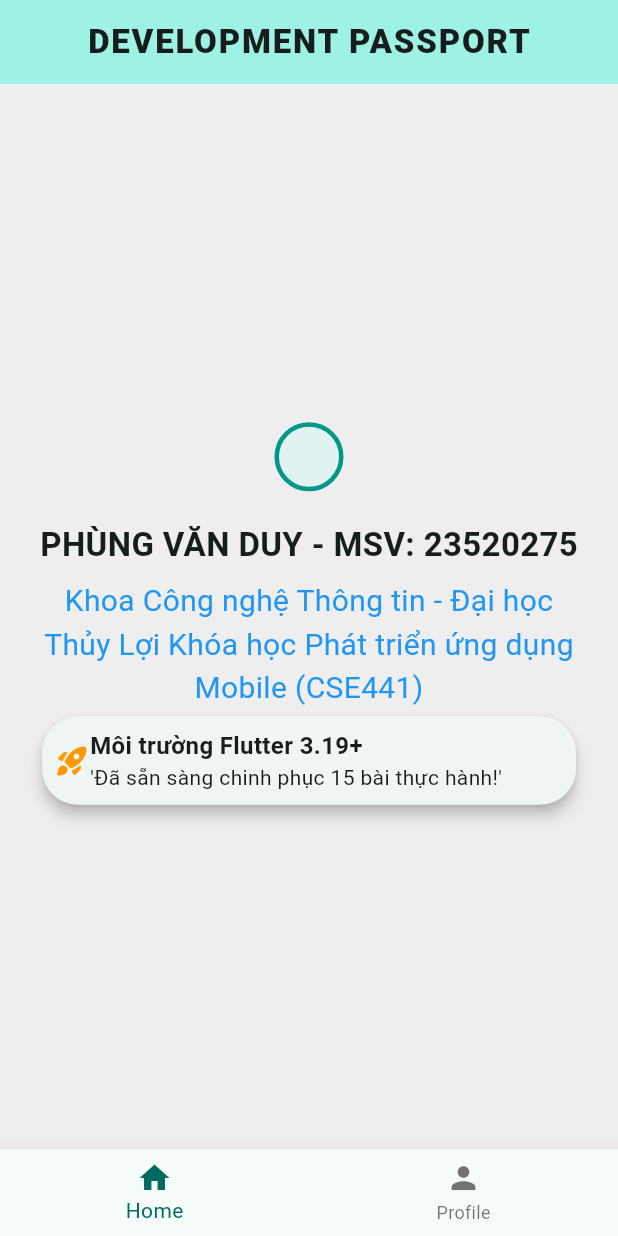
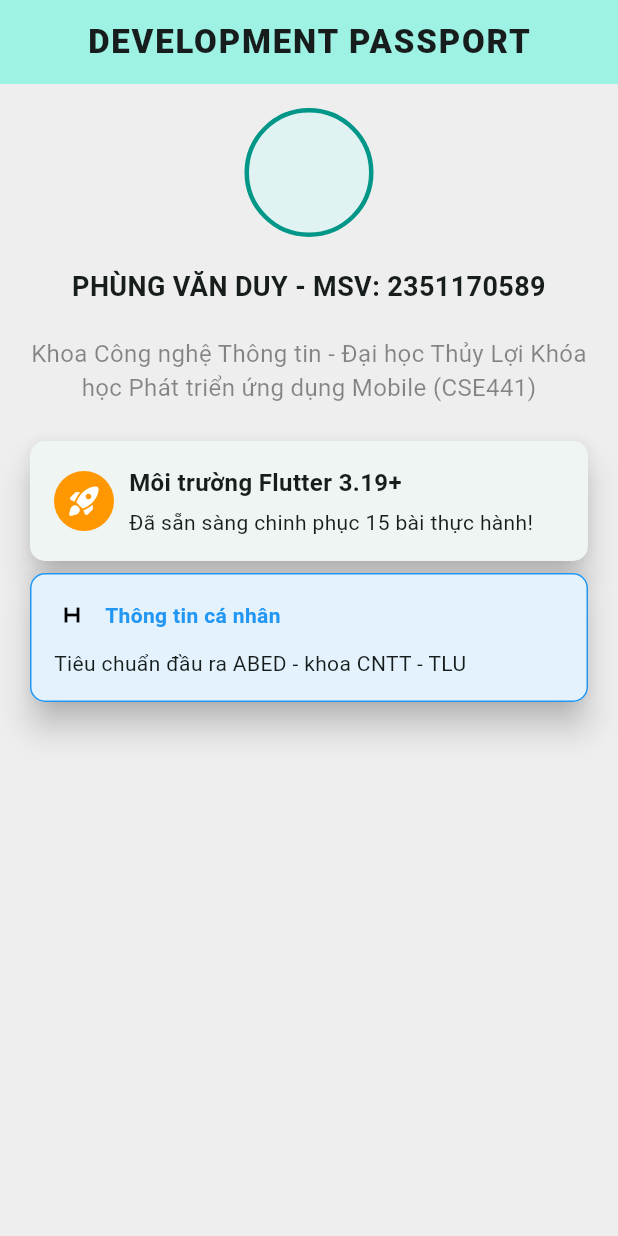
Before and after one commit to pvduy23052005/flutter-lab, a Flutter app: the screen it shows after launch, on a phone screen of 412 x 824 dp. Run offline on Flutter 3.47's test engine with Material 3 defaults, Android fonts, the light colour scheme and no system bars.

Commit message:
feat: add card for  body and style color text

```diff
--- a/flutter-lab-1/lib/main.dart
+++ b/flutter-lab-1/lib/main.dart
@@ -37,14 +37,13 @@ class WebcomeApp extends StatelessWidget {
         centerTitle: true,
       ),
       body: SafeArea(
-        child: Center(
         child: Padding(
-            padding: const EdgeInsets.all(24),
+          padding: const EdgeInsets.all(16),
           child: Column(
-              mainAxisAlignment: MainAxisAlignment.center,
+            mainAxisAlignment: MainAxisAlignment.start,
             children: [
               Container(
-                  padding: const EdgeInsets.all(20),
+                padding: const EdgeInsets.all(40),
                 decoration: BoxDecoration(
                   color: Colors.teal.shade50,
                   shape: BoxShape.circle,
@@ -52,29 +51,48 @@ class WebcomeApp extends StatelessWidget {
                 ),
               ),
               const SizedBox(height: 20),
-                const Text(
-                  'PHÙNG VĂN DUY - MSV: 23520275',
-                  style: TextStyle(fontSize: 22, fontWeight: FontWeight.bold),
+              Text(
+                'PHÙNG VĂN DUY - MSV: 2351170589',
+                textAlign: TextAlign.center,
+                maxLines: 1,
+                style: TextStyle(
+                  fontSize: 18,
+                  fontWeight: FontWeight.bold,
+                  textBaseline: TextBaseline.alphabetic,
                 ),
-                const SizedBox(height: 8),
-                const Text(
+              ),
+              const SizedBox(height: 20),
+              Text(
                 'Khoa Công nghệ Thông tin - Đại học Thủy Lợi Khóa học Phát triển ứng dụng Mobile (CSE441)',
                 textAlign: TextAlign.center,
-                  style: TextStyle(fontSize: 20, color: Colors.blue),
+                style: TextStyle(
+                  fontSize: 16,
+                  color: Colors.black45,
+                  textBaseline: TextBaseline.alphabetic,
                 ),
+              ),
+              const SizedBox(height: 20),
               Card(
-                  elevation: 4,
+                elevation: 9,
                 shape: RoundedRectangleBorder(
-                    borderRadius: BorderRadius.circular(24.0),
+                  borderRadius: BorderRadius.circular(10.0),
                 ),
                 child: Padding(
-                    padding: const EdgeInsets.all(8),
+                  padding: const EdgeInsets.all(16),
                   child: Row(
                     children: [
-                        const Icon(
+                      Container(
+                        padding: const EdgeInsets.all(8),
+                        decoration: BoxDecoration(
+                          color: Colors.orange,
+                          shape: BoxShape.circle,
+                        ),
+                        child: const Icon(
                           Icons.rocket_launch_rounded,
-                          color: Colors.orange,
+                          color: Colors.white,
                         ),
+                      ),
+                      const SizedBox(width: 10),
                       Expanded(
                         child: Column(
                           crossAxisAlignment: CrossAxisAlignment.start,
@@ -86,12 +104,46 @@ class WebcomeApp extends StatelessWidget {
                                 fontSize: 16,
                               ),
                             ),
-                              const SizedBox(width: 4),
-                              Text(
-                                "'Đã sẵn sàng chinh phục 15 bài thực hành!'",
+                            const SizedBox(height: 5),
+                            Text("Đã sẵn sàng chinh phục 15 bài thực hành!"),
+                          ],
+                        ),
                       ),
                     ],
                   ),
+                ),
+              ),
+              Card(
+                color: Colors.blue[50],
+                elevation: 9,
+                shape: RoundedRectangleBorder(
+                  borderRadius: BorderRadius.circular(10.0),
+
+                  side: BorderSide(color: Colors.blue, width: 1),
+                ),
+                child: Padding(
+                  padding: EdgeInsets.all(16),
+                  child: Column(
+                    children: [
+                      Row(
+                        children: [
+                          Icon(Icons.h_mobiledata, color: Colors.black),
+                          const SizedBox(width: 10),
+                          Text(
+                            "Thông tin cá nhân",
+
+                            style: TextStyle(
+                              fontWeight: FontWeight.bold,
+                              color: Colors.blue,
+                            ),
+                          ),
+                        ],
+                      ),
+                      const SizedBox(height: 10),
+                      Row(
+                        children: [
+                          Text("Tiêu chuẩn đầu ra ABED - khoa CNTT - TLU"),
+                        ],
                       ),
                     ],
                   ),
@@ -101,14 +153,6 @@ class WebcomeApp extends StatelessWidget {
           ),
         ),
       ),
-      ),
-
-      bottomNavigationBar: BottomNavigationBar(
-        items: const [
-          BottomNavigationBarItem(icon: Icon(Icons.home), label: 'Home'),
-          BottomNavigationBarItem(icon: Icon(Icons.person), label: 'Profile'),
-        ],
-      ),
     );
   }
 }
```
Lines whose indentation alone changed are shown as unchanged.
